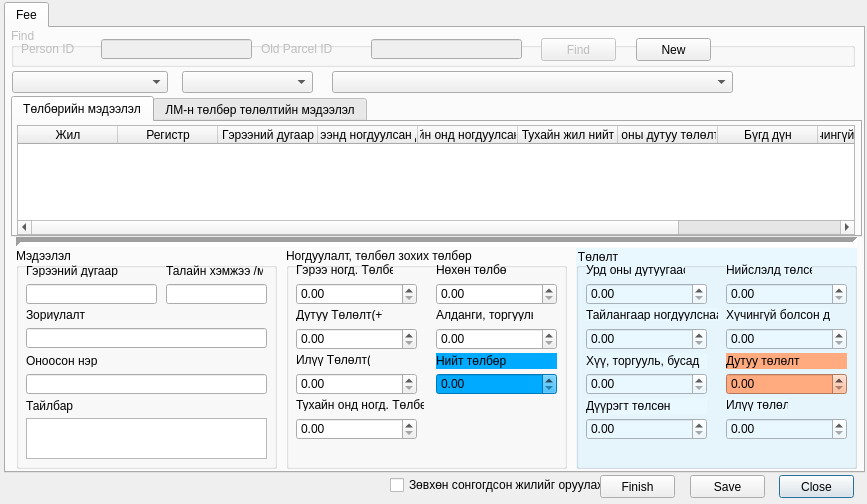
Above: view/ParcelInfoFeeDialog.ui from teamlm2/lm2_mgis before the change. Below: the same form after it.
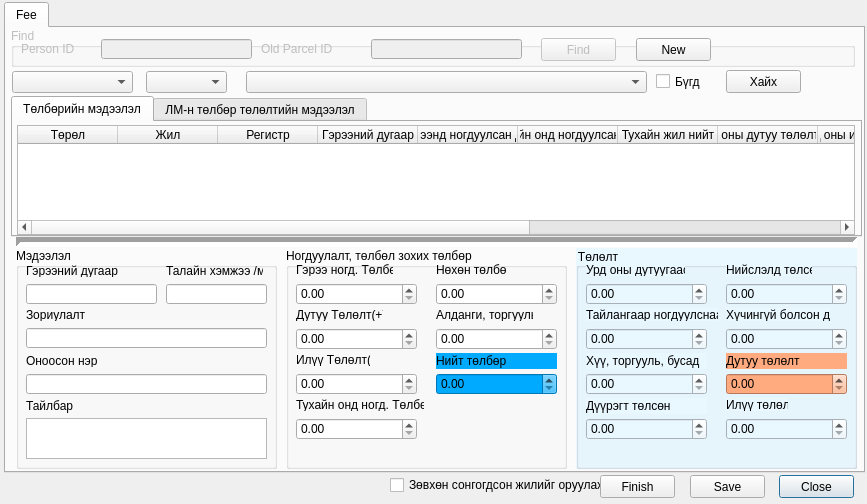
That is the form after the change. Icons and pictures are not drawn.

```diff
--- a/view/ParcelInfoFeeDialog.ui
+++ b/view/ParcelInfoFeeDialog.ui
@@ -713,6 +713,11 @@
        <property name="sortingEnabled">
         <bool>true</bool>
        </property>
+       <column>
+        <property name="text">
+         <string>Төрөл</string>
+        </property>
+       </column>
        <column>
         <property name="text">
          <string>Жил</string>
@@ -750,7 +755,17 @@
        </column>
        <column>
         <property name="text">
-         <string>Бүгд дүн</string>
+         <string>Урд оны илүү төлөлтөөс</string>
+        </property>
+       </column>
+       <column>
+        <property name="text">
+         <string>Нийслэлд төлсөн</string>
+        </property>
+       </column>
+       <column>
+        <property name="text">
+         <string>Дүүрэгт төлсөн</string>
         </property>
        </column>
        <column>
@@ -837,7 +852,7 @@
     <widget class="QComboBox" name="object_cbox">
      <property name="geometry">
       <rect>
-       <x>326</x>
+       <x>240</x>
        <y>43</y>
        <width>401</width>
        <height>22</height>
@@ -847,9 +862,9 @@
     <widget class="QComboBox" name="year_cbox">
      <property name="geometry">
       <rect>
-       <x>176</x>
+       <x>140</x>
        <y>43</y>
-       <width>131</width>
+       <width>81</width>
        <height>22</height>
       </rect>
      </property>
@@ -859,11 +874,41 @@
       <rect>
        <x>6</x>
        <y>43</y>
-       <width>156</width>
+       <width>121</width>
        <height>22</height>
       </rect>
      </property>
     </widget>
+    <widget class="QCheckBox" name="all_chbox">
+     <property name="geometry">
+      <rect>
+       <x>650</x>
+       <y>45</y>
+       <width>60</width>
+       <height>17</height>
+      </rect>
+     </property>
+     <property name="text">
+      <string>Бүгд</string>
+     </property>
+    </widget>
+    <widget class="QPushButton" name="payment_find_button">
+     <property name="geometry">
+      <rect>
+       <x>720</x>
+       <y>42</y>
+       <width>75</width>
+       <height>23</height>
+      </rect>
+     </property>
+     <property name="text">
+      <string>Хайх</string>
+     </property>
+     <property name="icon">
+      <iconset resource="resources.qrc">
+       <normaloff>:/plugins/lm2/zoom.png</normaloff>:/plugins/lm2/zoom.png</iconset>
+     </property>
+    </widget>
    </widget>
   </widget>
   <widget class="QPushButton" name="save_button">
```
Left out of the diff: 4 changed lines with no effect on the pictures.
